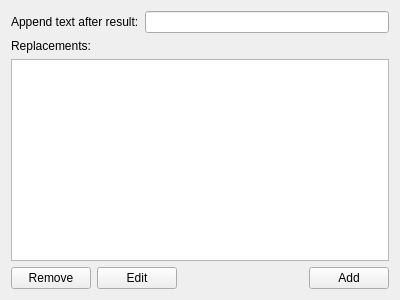
Old version of the form plugins/Commands/Dictation/dictationconfigurationdlg.ui in the repository KDE/simon.
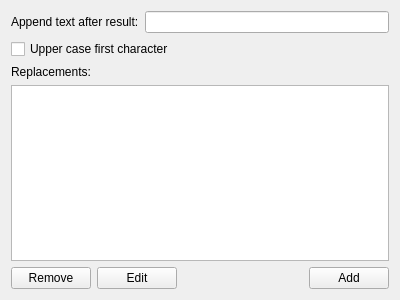
New version of the form. Custom widgets are drawn as their Qt base class.

Commit message: Auto-uppercasing of first letter

```diff
--- a/plugins/Commands/Dictation/dictationconfigurationdlg.ui
+++ b/plugins/Commands/Dictation/dictationconfigurationdlg.ui
@@ -31,6 +31,13 @@
      </item>
     </layout>
    </item>
+   <item>
+    <widget class="QCheckBox" name="cbUpperCaseFirst">
+     <property name="text">
+      <string>Upper case first character</string>
+     </property>
+    </widget>
+   </item>
    <item>
     <widget class="QLabel" name="label">
      <property name="text">
```
The commit also changes 3 other files.
